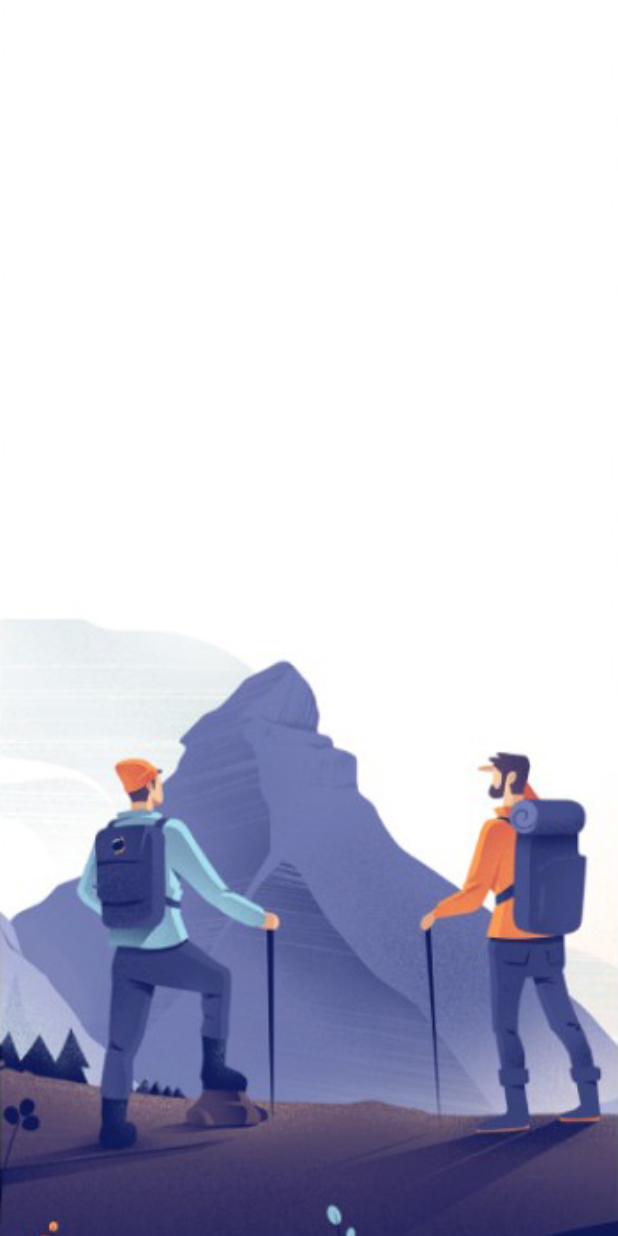
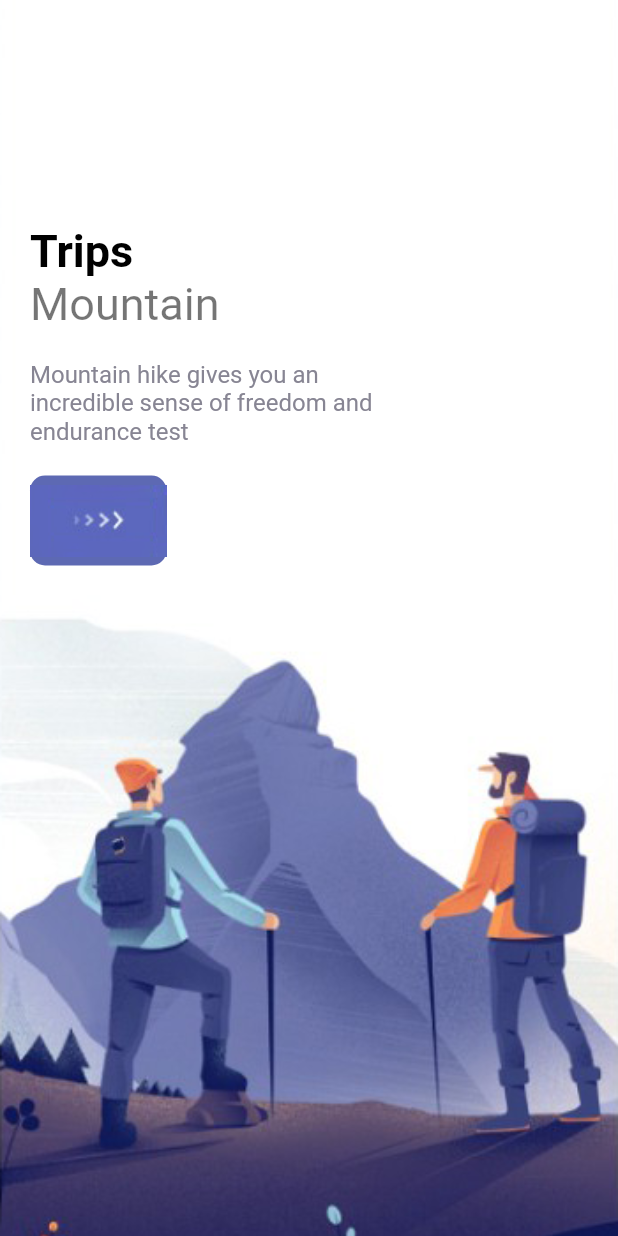
Before and after one commit to AkinAgbejoye/FLuterTravelAPp, a Flutter app: the screen it shows after launch, on a phone screen of 412 x 824 dp. Run offline on Flutter 3.47's test engine with Material 2 defaults, Android fonts, the phone set to English and light mode, and no system bars.

Commit message:
text and btn added to onboarding

```diff
--- /dev/null
+++ b/lib/misc/colors.dart
@@ -0,0 +1,11 @@
+import 'dart:ui';
+
+class AppColors {
+  static final Color textColor1 = Color(0xFF989acd);
+  static final Color textColor2 = Color(0xFF878593);
+  static final Color bigTextColor = Color(0xFF2e2e31);
+  static final Color mainColor = Color(0xFF5d69b3);
+  static final Color starColor = Color(0xFFe7bb4e);
+  static final Color mainTextColor = Color(0xFFababad);
+  static final Color buttonBackground = Color(0xFFf1f1f9);
+}
--- a/lib/pages/welcome.dart
+++ b/lib/pages/welcome.dart
@@ -1,4 +1,8 @@
 import 'package:flutter/material.dart';
+import 'package:notes/misc/colors.dart';
+import 'package:notes/widgets/app_bold.dart';
+import 'package:notes/widgets/app_normarl.dart';
+import 'package:notes/widgets/btn.dart';
 
 class Welcome extends StatefulWidget {
   const Welcome({Key? key}) : super(key: key);
@@ -24,6 +28,35 @@ class _WelcomeState extends State<Welcome> {
                       // ignore: prefer_interpolation_to_compose_strings
                       image: AssetImage("img/" + images[index]),
                       fit: BoxFit.cover)),
+              child: Container(
+                margin: const EdgeInsets.only(top: 150, left: 20, right: 20),
+                child: Row(
+                  children: [
+                    Column(
+                      crossAxisAlignment: CrossAxisAlignment.start,
+                      children: [
+                        AppBold(text: "Trips"),
+                        AppNormal(text: "Mountain", size: 30),
+                        SizedBox(
+                          height: 20,
+                        ),
+                        Container(
+                          width: 250,
+                          child: AppNormal(
+                            text:
+                                "Mountain hike gives you an incredible sense of freedom and endurance test",
+                            color: AppColors.textColor2,
+                          ),
+                        ),
+                        SizedBox(
+                          height: 20,
+                        ),
+                        Btn()
+                      ],
+                    )
+                  ],
+                ),
+              ),
             );
           }),
     );
--- /dev/null
+++ b/lib/widgets/app_bold.dart
@@ -0,0 +1,19 @@
+import 'package:flutter/material.dart';
+
+class AppBold extends StatelessWidget {
+  final double size;
+  final String text;
+  final Color color;
+  const AppBold(
+      {Key? key, this.size = 30, required this.text, this.color = Colors.black})
+      : super(key: key);
+
+  @override
+  Widget build(BuildContext context) {
+    return Text(
+      text,
+      style:
+          TextStyle(color: color, fontSize: size, fontWeight: FontWeight.bold),
+    );
+  }
+}
--- /dev/null
+++ b/lib/widgets/app_normarl.dart
@@ -0,0 +1,21 @@
+import 'package:flutter/material.dart';
+
+class AppNormal extends StatelessWidget {
+  final double size;
+  final String text;
+  final Color color;
+  const AppNormal(
+      {Key? key,
+      this.size = 16,
+      required this.text,
+      this.color = Colors.black54})
+      : super(key: key);
+
+  @override
+  Widget build(BuildContext context) {
+    return Text(
+      text,
+      style: TextStyle(color: color, fontSize: size),
+    );
+  }
+}
--- /dev/null
+++ b/lib/widgets/btn.dart
@@ -0,0 +1,27 @@
+import 'package:flutter/cupertino.dart';
+import 'package:flutter/src/foundation/key.dart';
+import 'package:flutter/src/widgets/framework.dart';
+import 'package:notes/misc/colors.dart';
+
+class Btn extends StatelessWidget {
+  final bool? isResponsive;
+  final double? width;
+  const Btn({Key? key, this.isResponsive = false, this.width})
+      : super(key: key);
+
+  @override
+  Widget build(BuildContext context) {
+    return Container(
+      width: width,
+      height: 60,
+      decoration: BoxDecoration(
+        borderRadius: BorderRadius.circular(10),
+        color: AppColors.mainColor,
+      ),
+      child: Row(
+        mainAxisAlignment: MainAxisAlignment.center,
+        children: [Image.asset("img/button-one.png")],
+      ),
+    );
+  }
+}
--- a/pubspec.yaml
+++ b/pubspec.yaml
@@ -62,6 +62,7 @@ flutter:
     - img/a.png
     - img/b.png
     - img/c.png
+    - img/button-one.png
 
   # An image asset can refer to one or more resolution-specific "variants", see
   # https://flutter.dev/assets-and-images/#resolution-aware
```
